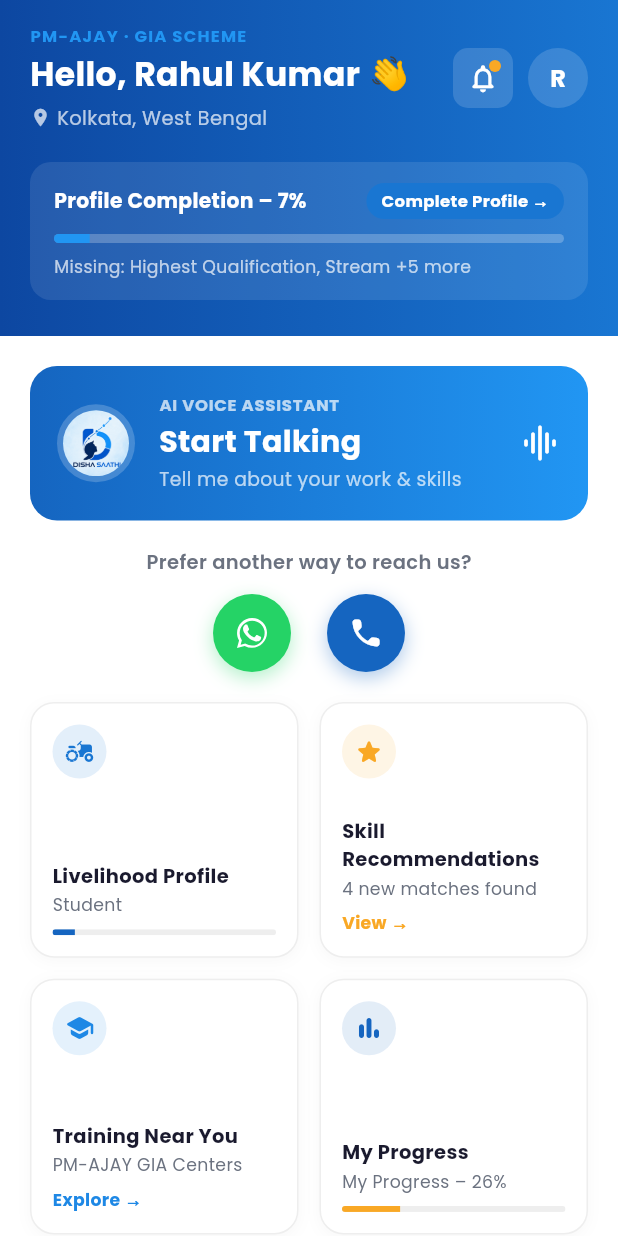
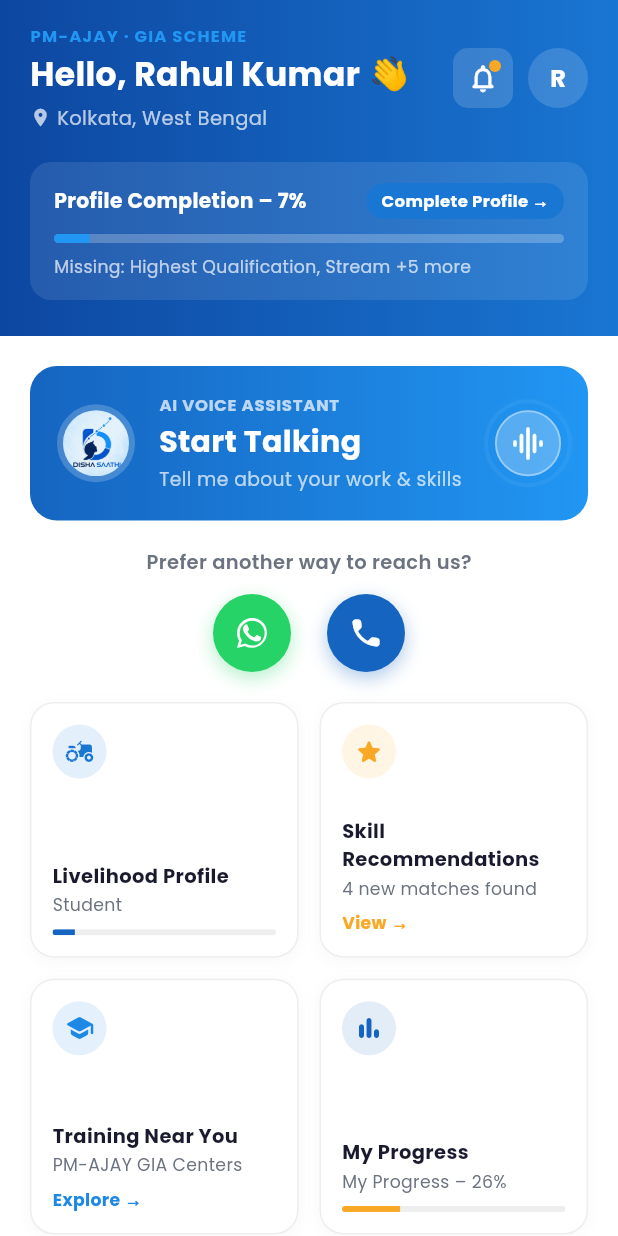
Before and after one commit to Gourabdasg/Disha-Saathi, a Flutter app: the HomeScreen screen opened directly, on a phone screen of 412 x 824 dp. Run offline on Flutter 3.47's test engine with Material 3 defaults, Android fonts, the phone set to English and light mode, and no system bars; our stand-ins replace audioplayers, file_picker, firebase_auth, firebase_core, flutter_svg, google_fonts and 3 more; accounts and stored records are empty; network calls fail.

Commit message:
Add interactive pulsing ripple glow VoiceWaveformPulseWidget around waveform icon on AI Voice Assistant card

```diff
--- a/lib/screens/home_screen.dart
+++ b/lib/screens/home_screen.dart
@@ -64,6 +64,94 @@
       child: const Text(
         '👋',
         style: TextStyle(fontSize: 22),
+      ),
+    );
+  }
+}
+
+/// Subtle, professional pulsing/ripple glow animation widget around waveform icon
+class VoiceWaveformPulseWidget extends StatefulWidget {
+  const VoiceWaveformPulseWidget({super.key});
+
+  @override
+  State<VoiceWaveformPulseWidget> createState() => _VoiceWaveformPulseWidgetState();
+}
+
+class _VoiceWaveformPulseWidgetState extends State<VoiceWaveformPulseWidget> with SingleTickerProviderStateMixin {
+  late final AnimationController _controller;
+
+  @override
+  void initState() {
+    super.initState();
+    _controller = AnimationController(
+      vsync: this,
+      duration: const Duration(milliseconds: 2000),
+    )..repeat();
+  }
+
+  @override
+  void dispose() {
+    _controller.dispose();
+    super.dispose();
+  }
+
+  @override
+  Widget build(BuildContext context) {
+    return AnimatedBuilder(
+      animation: _controller,
+      builder: (context, child) {
+        final progress = _controller.value;
+        final rippleScale = 1.0 + (progress * 0.35);
+        final rippleOpacity = (1.0 - progress).clamp(0.0, 0.6);
+
+        return Stack(
+          alignment: Alignment.center,
+          children: [
+            // Outer Pulsing Glow Ring
+            Transform.scale(
+              scale: rippleScale,
+              child: Container(
+                width: 44,
+                height: 44,
+                decoration: BoxDecoration(
+                  shape: BoxShape.circle,
+                  border: Border.all(
+                    color: Colors.white.withValues(alpha: rippleOpacity),
+                    width: 2.0,
+                  ),
+                  boxShadow: [
+                    BoxShadow(
+                      color: const Color(0xFF38BDF8).withValues(alpha: rippleOpacity * 0.5),
+                      blurRadius: 10,
+                      spreadRadius: 2,
+                    ),
+                  ],
+                ),
+              ),
+            ),
+
+            // Inner Circular Icon Badge
+            Container(
+              width: 44,
+              height: 44,
+              decoration: BoxDecoration(
+                color: Colors.white.withValues(alpha: 0.25),
+                shape: BoxShape.circle,
+                border: Border.all(
+                  color: Colors.white.withValues(alpha: 0.4),
+                  width: 1.2,
+                ),
+              ),
+              alignment: Alignment.center,
+              child: child,
+            ),
+          ],
+        );
+      },
+      child: const Icon(
+        Icons.graphic_eq_rounded,
+        color: Colors.white,
+        size: 26,
       ),
     );
   }
@@ -336,7 +424,9 @@
                                 ],
                               ),
                             ),
-                            const Icon(Icons.graphic_eq_rounded, color: Colors.white, size: 28),
+
+                            // Interactive Pulsing Voice Waveform Badge
+                            const VoiceWaveformPulseWidget(),
                           ],
                         ),
                       ),
```
